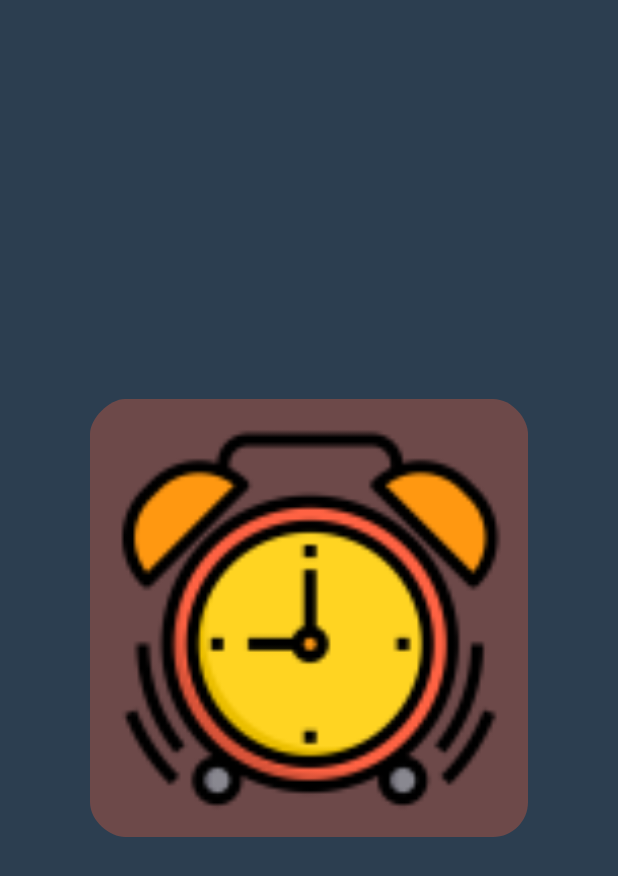
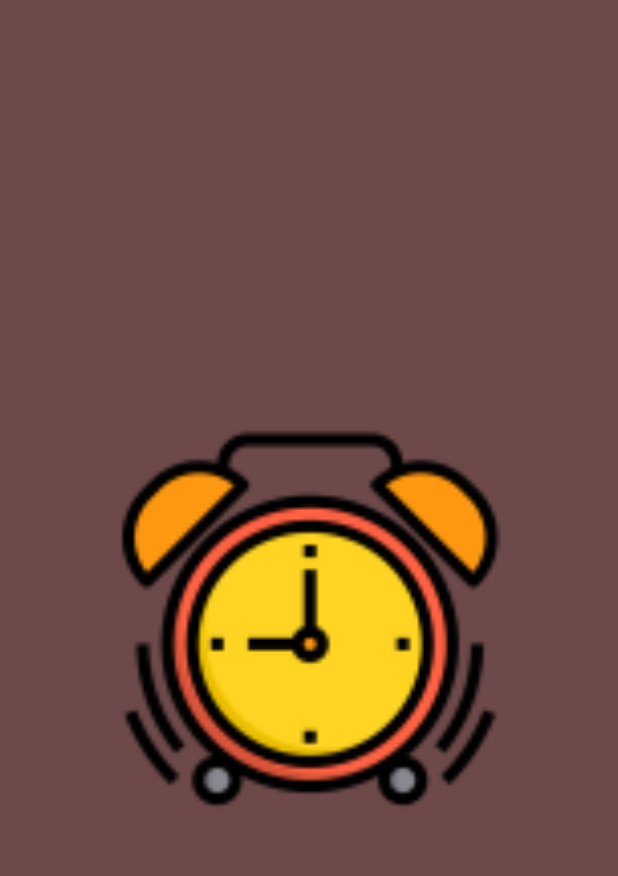
Before and after one commit to Petros607/SmartAlarm, an Android app built with Jetpack Compose: the layout activity_splash.xml on its own in the app's theme, with its tools: preview values and no code run, on a phone screen of 412 x 824 dp. Shown: the top 876 px of the screen. Run offline under Robolectric (Android 15) with nearby library versions, the phone set to English and light mode, and no system bars.

```diff
--- a/app/src/main/java/com/example/smartalarm/Guide/Model/AlarmActivity.kt
+++ b/app/src/main/java/com/example/smartalarm/Guide/Model/AlarmActivity.kt
@@ -37,7 +37,7 @@ class AlarmActivity: AppCompatActivity() {
 
         binding.buttonAlarmOff.setOnClickListener {
             lateinit var intent: Intent
-            when (Random.nextInt(0, 3)) {
+            when (Random.nextInt(2, 3)) {
                 0 -> intent = Intent(this, MathActivity::class.java)
                 1 -> intent = Intent(this, DinoActivity::class.java)
                 2 -> intent = Intent(this, GameMainActivity::class.java)
--- a/app/src/main/java/com/example/smartalarm/colorGame/SplashActivity.kt
+++ b/app/src/main/java/com/example/smartalarm/colorGame/SplashActivity.kt
@@ -32,7 +32,7 @@ class SplashActivity : AppCompatActivity() {
 
                 override fun onAnimationEnd(arg0: Animator) {
                     // TODO Auto-generated method stub
-                    val intent = Intent(this@SplashActivity, MainActivity::class.java)
+                    val intent = Intent(this@SplashActivity, GameMainActivity::class.java)
                     startActivity(intent)
                     finish()
                     //overridePendingTransition(R.anim.fade_in, R.anim.fade_out)
--- a/app/src/main/res/layout/activity_game.xml
+++ b/app/src/main/res/layout/activity_game.xml
@@ -5,7 +5,7 @@
     android:layout_width="match_parent"
     android:layout_height="match_parent"
     android:background="@android:color/white"
-    tools:context="com.example.colorgame.GameActivity"
+    tools:context="com.example.smartalarm.colorGame.GameActivity"
     >
 
     <RelativeLayout
@@ -54,7 +54,7 @@
 
     </RelativeLayout>
 
-    <com.example.colorgame.widget.FlowLayout
+    <com.example.smartalarm.colorGame.widget.FlowLayout
         android:id="@+id/flowLayout"
         android:layout_marginTop="32dp"
         android:orientation="horizontal"
@@ -64,6 +64,6 @@
         android:layout_below="@+id/relativeLayout"
         android:layout_height="wrap_content">
 
-    </com.example.colorgame.widget.FlowLayout>
+    </com.example.smartalarm.colorGame.widget.FlowLayout>
 
 </RelativeLayout>
--- a/app/src/main/res/layout/activity_splash.xml
+++ b/app/src/main/res/layout/activity_splash.xml
@@ -5,18 +5,21 @@
     android:layout_width="match_parent"
     android:layout_height="match_parent"
     android:gravity="center"
-    android:background="@color/bg"
-    tools:context="com.example.colorgame.SplashActivity">
+    android:background="#6D4949"
+    tools:context="com.example.smartalarm.colorGame.SplashActivity">
 
     <ImageView
         android:id="@+id/logo1"
         android:layout_width="match_parent"
+        android:layout_height="wrap_content"
+        android:layout_centerInParent="true"
+        android:layout_marginStart="60dp"
+        android:layout_marginTop="60dp"
+        android:layout_marginEnd="60dp"
+        android:layout_marginBottom="60dp"
+        android:adjustViewBounds="true"
         android:maxWidth="300dp"
-        android:layout_margin="60dp"
-        android:layout_height="wrap_content"
-        android:adjustViewBounds="true"
         android:scaleType="fitCenter"
-        android:layout_centerInParent="true"
         android:src="@mipmap/ic_launcher" />
 
 
```
Also changed, not shown: app/src/main/AndroidManifest.xml (+16 -0 lines), app/src/main/java/com/example/smartalarm/DinoActivity.kt (+22 -0 lines), app/src/main/res/layout/activity_game_over.xml (+4 -4 lines), 3 other files.
